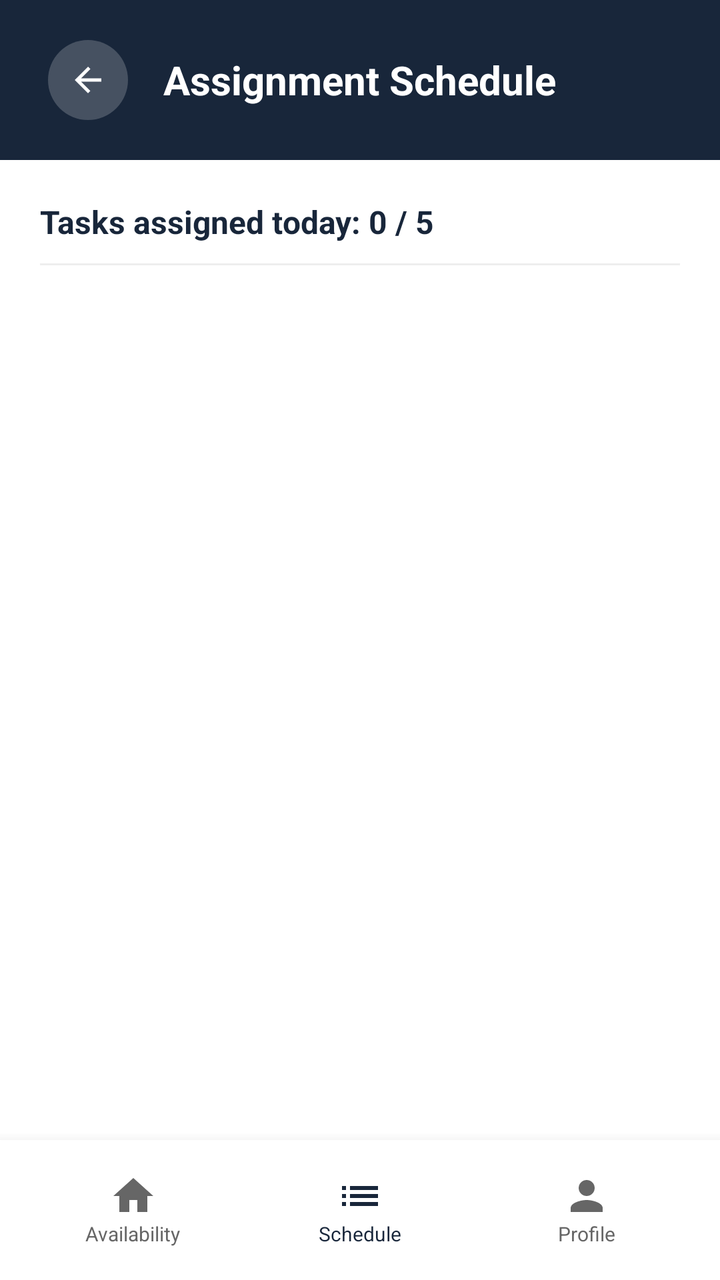
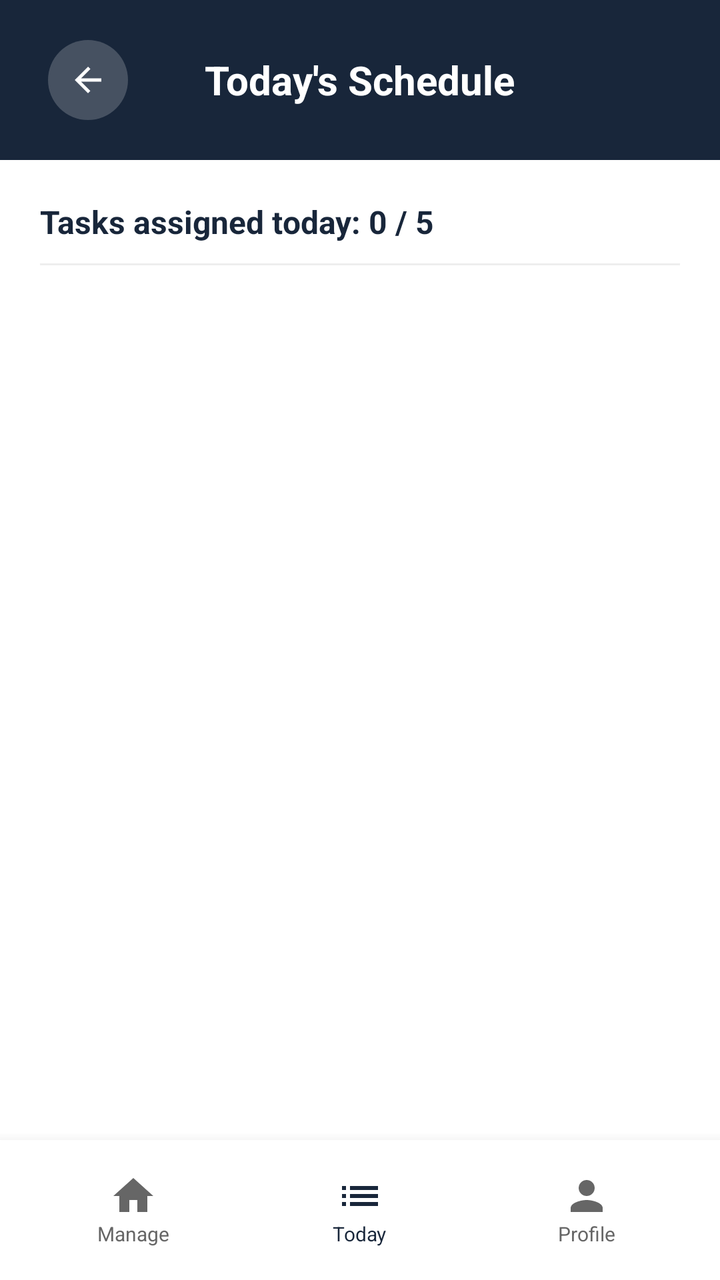

An Android layout rendered at two revisions. The XML below is the earlier revision; the diff shows what the commit changed to produce the second picture.
<!-- AndroidManifest.xml: application theme Theme.OnServe -->
<!-- res/layout/activity_assignment_schedule.xml -->
<?xml version="1.0" encoding="utf-8"?>
<RelativeLayout xmlns:android="http://schemas.android.com/apk/res/android"
    xmlns:app="http://schemas.android.com/apk/res-auto"
    android:layout_width="match_parent"
    android:layout_height="match_parent"
    android:background="@color/white">

    
    <RelativeLayout
        android:id="@+id/top_bar_schedule"
        android:layout_width="match_parent"
        android:layout_height="80dp"
        android:background="@color/navy_onserve"
        android:paddingHorizontal="24dp">

        <TextView
            android:layout_width="wrap_content"
            android:layout_height="wrap_content"
            android:layout_centerInParent="true"
            android:text="Assignment Schedule"
            android:textColor="@color/white"
            android:textSize="20sp"
            android:textStyle="bold" />

        <FrameLayout
            android:id="@+id/btn_back_schedule"
            android:layout_width="40dp"
            android:layout_height="40dp"
            android:layout_centerVertical="true"
            android:background="@drawable/circle_white"
            android:backgroundTint="#33FFFFFF">
            <ImageView
                android:layout_width="20dp"
                android:layout_height="20dp"
                android:layout_gravity="center"
                android:src="@drawable/ic_back_arrow"
                app:tint="@color/white" />
        </FrameLayout>
    </RelativeLayout>

    <LinearLayout
        android:id="@+id/layout_daily_info"
        android:layout_width="match_parent"
        android:layout_height="wrap_content"
        android:layout_below="@id/top_bar_schedule"
        android:orientation="vertical"
        android:padding="20dp">

        <TextView
            android:id="@+id/tv_tasks_count"
            android:layout_width="wrap_content"
            android:layout_height="wrap_content"
            android:text="Tasks assigned today: 0 / 5"
            android:textColor="@color/navy_onserve"
            android:textSize="16sp"
            android:textStyle="bold" />

        <View
            android:layout_width="match_parent"
            android:layout_height="1dp"
            android:layout_marginTop="10dp"
            android:background="#EEEEEE" />
    </LinearLayout>

    <androidx.recyclerview.widget.RecyclerView
        android:id="@+id/rv_assignment_schedule"
        android:layout_width="match_parent"
        android:layout_height="match_parent"
        android:layout_above="@+id/bottom_nav_volunteer"
        android:layout_below="@id/layout_daily_info"
        android:paddingHorizontal="15dp"
        android:clipToPadding="false"
        android:paddingBottom="20dp" />

    
    <LinearLayout
        android:id="@+id/bottom_nav_volunteer"
        android:layout_width="match_parent"
        android:layout_height="70dp"
        android:layout_alignParentBottom="true"
        android:background="@color/white"
        android:elevation="10dp"
        android:gravity="center_vertical"
        android:orientation="horizontal"
        android:paddingHorizontal="10dp">

        <LinearLayout
            android:id="@+id/nav_availability"
            android:layout_width="0dp"
            android:layout_height="wrap_content"
            android:layout_weight="1"
            android:gravity="center"
            android:orientation="vertical"
            android:clickable="true"
            android:focusable="true">
            <ImageView
                android:layout_width="24dp"
                android:layout_height="24dp"
                android:src="@drawable/ic_home"
                app:tint="@color/text_gray" />
            <TextView
                android:layout_width="wrap_content"
                android:layout_height="wrap_content"
                android:text="Availability"
                android:textColor="@color/text_gray"
                android:textSize="10sp" />
        </LinearLayout>

        <LinearLayout
            android:id="@+id/nav_assignment_schedule"
            android:layout_width="0dp"
            android:layout_height="wrap_content"
            android:layout_weight="1"
            android:gravity="center"
            android:orientation="vertical"
            android:clickable="true"
            android:focusable="true">
            <ImageView
                android:layout_width="24dp"
                android:layout_height="24dp"
                android:src="@drawable/ic_requests"
                app:tint="@color/navy_onserve" />
            <TextView
                android:layout_width="wrap_content"
                android:layout_height="wrap_content"
                android:text="Schedule"
                android:textColor="@color/navy_onserve"
                android:textSize="10sp" />
        </LinearLayout>

        <LinearLayout
            android:id="@+id/nav_profile_volunteer"
            android:layout_width="0dp"
            android:layout_height="wrap_content"
            android:layout_weight="1"
            android:gravity="center"
            android:orientation="vertical"
            android:clickable="true"
            android:focusable="true">
            <ImageView
                android:layout_width="24dp"
                android:layout_height="24dp"
                android:src="@drawable/ic_profile"
                app:tint="@color/text_gray" />
            <TextView
                android:layout_width="wrap_content"
                android:layout_height="wrap_content"
                android:text="Profile"
                android:textColor="@color/text_gray"
                android:textSize="10sp" />
        </LinearLayout>

    </LinearLayout>
</RelativeLayout>
<!-- resources referenced by this layout -->
<resources>
  <color name="navy_onserve">#18263a</color>
  <color name="text_gray">#666666</color>
  <color name="white">#ffffff</color>
  <!-- drawable circle_white (drawable) -->
  <?xml version="1.0" encoding="utf-8"?>
  <shape xmlns:android="http://schemas.android.com/apk/res/android"
      android:shape="oval">
      <solid android:color="@color/white" />
  </shape>
  <!-- drawable ic_back_arrow (drawable) -->
  <vector xmlns:android="http://schemas.android.com/apk/res/android"
      android:width="24dp"
      android:height="24dp"
      android:viewportWidth="24"
      android:viewportHeight="24">
    <path
        android:fillColor="#000000"
        android:pathData="M20,11H7.83l5.59,-5.59L12,4l-8,8 8,8 1.41,-1.41L7.83,13H20v-2z"/>
  </vector>
  <!-- drawable ic_home (drawable) -->
  <vector xmlns:android="http://schemas.android.com/apk/res/android" android:width="24dp" android:height="24dp" android:viewportWidth="24" android:viewportHeight="24">
      <path android:fillColor="#18263a" android:pathData="M10,20v-6h4v6h5v-8h3L12,3,2,12h3v8z"/>
  </vector>
  <!-- drawable ic_profile (drawable) -->
  <vector xmlns:android="http://schemas.android.com/apk/res/android" android:width="24dp" android:height="24dp" android:viewportWidth="24" android:viewportHeight="24">
      <path android:fillColor="#18263a" android:pathData="M12,12c2.21,0,4-1.79,4-4s-1.79-4-4-4s-4,1.79-4,4S9.79,12,12,12zM12,14c-2.67,0-8,1.34-8,4v2h16v-2C20,15.34,14.67,14,12,14z"/>
  </vector>
  <!-- drawable ic_requests (drawable) -->
  <vector xmlns:android="http://schemas.android.com/apk/res/android" android:width="24dp" android:height="24dp" android:viewportWidth="24" android:viewportHeight="24">
      <path android:fillColor="#18263a" android:pathData="M3,13h2v-2H3v2zM3,17h2v-2H3v2zM3,9h2V7H3v2zM7,13h14v-2H7v2zM7,17h14v-2H7v2zM7,7v2h14V7H7z"/>
  </vector>
  <style name="Theme.OnServe" parent="Base.Theme.OnServe" />
  <style name="Base.Theme.OnServe" parent="Theme.Material3.DayNight.NoActionBar">
          
          
      </style>
</resources>

<!-- the commit's change to res/layout/activity_assignment_schedule.xml (unified diff, before → after) -->
@@ -17,7 +17,7 @@
             android:layout_width="wrap_content"
             android:layout_height="wrap_content"
             android:layout_centerInParent="true"
-            android:text="Assignment Schedule"
+            android:text="Today's Schedule"
             android:textColor="@color/white"
             android:textSize="20sp"
             android:textStyle="bold" />
@@ -72,6 +72,18 @@
         android:clipToPadding="false"
         android:paddingBottom="20dp" />
 
+    <TextView
+        android:id="@+id/tv_empty_schedule"
+        android:layout_width="wrap_content"
+        android:layout_height="wrap_content"
+        android:layout_centerInParent="true"
+        android:text="SYSTEM_IDLE: No tasks dispatched for current time slot."
+        android:textColor="@color/text_gray"
+        android:textSize="14sp"
+        android:visibility="gone"
+        android:gravity="center"
+        android:padding="20dp" />
+
     
     <LinearLayout
         android:id="@+id/bottom_nav_volunteer"
@@ -101,7 +113,7 @@
             <TextView
                 android:layout_width="wrap_content"
                 android:layout_height="wrap_content"
-                android:text="Availability"
+                android:text="Manage"
                 android:textColor="@color/text_gray"
                 android:textSize="10sp" />
         </LinearLayout>
@@ -123,7 +135,7 @@
             <TextView
                 android:layout_width="wrap_content"
                 android:layout_height="wrap_content"
-                android:text="Schedule"
+                android:text="Today"
                 android:textColor="@color/navy_onserve"
                 android:textSize="10sp" />
         </LinearLayout>
